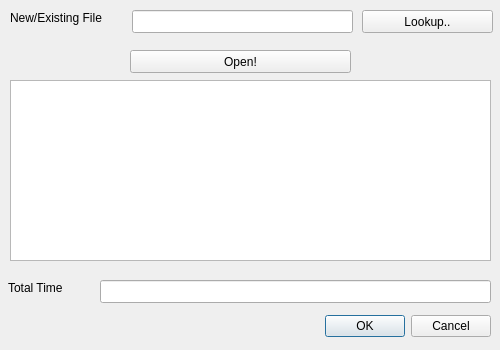
This is DEExp/fileoperationdialog.ui in yunhasnawa/DEExp as Qt 5 draws it before an edit. The edited form follows.
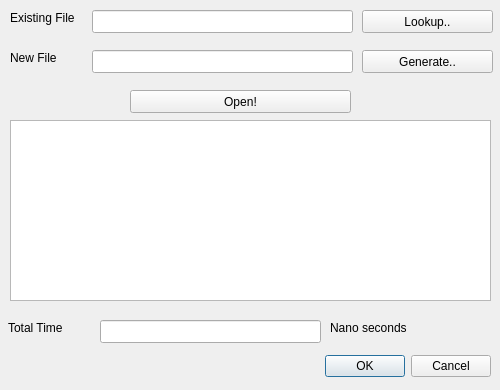
This is the edited form.

```diff
--- a/DEExp/fileoperationdialog.ui
+++ b/DEExp/fileoperationdialog.ui
@@ -7,7 +7,7 @@
     <x>0</x>
     <y>0</y>
     <width>500</width>
-    <height>350</height>
+    <height>390</height>
    </rect>
   </property>
   <property name="windowTitle">
@@ -17,7 +17,7 @@
    <property name="geometry">
     <rect>
      <x>10</x>
-     <y>310</y>
+     <y>350</y>
      <width>481</width>
      <height>32</height>
     </rect>
@@ -32,9 +32,9 @@
   <widget class="QLineEdit" name="lineEdit_3">
    <property name="geometry">
     <rect>
-     <x>132</x>
+     <x>92</x>
      <y>10</y>
-     <width>221</width>
+     <width>261</width>
      <height>23</height>
     </rect>
    </property>
@@ -62,14 +62,14 @@
     </rect>
    </property>
    <property name="text">
-    <string>New/Existing File</string>
+    <string>Existing File</string>
    </property>
   </widget>
   <widget class="QPushButton" name="pushButton_2">
    <property name="geometry">
     <rect>
      <x>130</x>
-     <y>50</y>
+     <y>90</y>
      <width>221</width>
      <height>23</height>
     </rect>
@@ -82,7 +82,7 @@
    <property name="geometry">
     <rect>
      <x>10</x>
-     <y>80</y>
+     <y>120</y>
      <width>481</width>
      <height>181</height>
     </rect>
@@ -92,7 +92,7 @@
    <property name="geometry">
     <rect>
      <x>8</x>
-     <y>280</y>
+     <y>320</y>
      <width>81</width>
      <height>16</height>
     </rect>
@@ -105,12 +105,61 @@
    <property name="geometry">
     <rect>
      <x>100</x>
-     <y>280</y>
-     <width>391</width>
+     <y>320</y>
+     <width>221</width>
      <height>23</height>
     </rect>
    </property>
   </widget>
+  <widget class="QPushButton" name="pbtGenerate">
+   <property name="geometry">
+    <rect>
+     <x>362</x>
+     <y>50</y>
+     <width>131</width>
+     <height>23</height>
+    </rect>
+   </property>
+   <property name="text">
+    <string>Generate..</string>
+   </property>
+  </widget>
+  <widget class="QLineEdit" name="ldtFileNameNew">
+   <property name="geometry">
+    <rect>
+     <x>92</x>
+     <y>50</y>
+     <width>261</width>
+     <height>23</height>
+    </rect>
+   </property>
+  </widget>
+  <widget class="QLabel" name="label_5">
+   <property name="geometry">
+    <rect>
+     <x>10</x>
+     <y>50</y>
+     <width>111</width>
+     <height>16</height>
+    </rect>
+   </property>
+   <property name="text">
+    <string>New File</string>
+   </property>
+  </widget>
+  <widget class="QLabel" name="label_6">
+   <property name="geometry">
+    <rect>
+     <x>330</x>
+     <y>320</y>
+     <width>91</width>
+     <height>16</height>
+    </rect>
+   </property>
+   <property name="text">
+    <string>Nano seconds</string>
+   </property>
+  </widget>
  </widget>
  <resources/>
  <connections>
```
Left out of the diff: 10 changed lines with no effect on the pictures.
